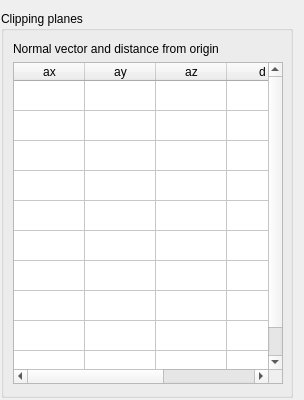
Before: the Qt Designer form HEN_HOUSE/egs++/view/clippingplanes.ui in nrc-cnrc/EGSnrc, drawn with Qt 5.
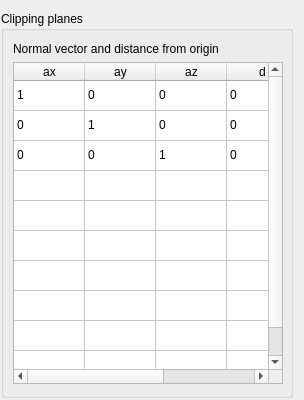
After: the same form once the commit is applied.

Commit message: Fix some egs_view gui display issues

The edit to the form file:
```diff
--- a/HEN_HOUSE/egs++/view/clippingplanes.ui
+++ b/HEN_HOUSE/egs++/view/clippingplanes.ui
@@ -181,6 +181,26 @@
           <string/>
          </property>
         </column>
+        <item row="0" column="0">
+         <property name="text">
+          <string>1</string>
+         </property>
+        </item>
+        <item row="0" column="1">
+         <property name="text">
+          <string>0</string>
+         </property>
+        </item>
+        <item row="0" column="2">
+         <property name="text">
+          <string>0</string>
+         </property>
+        </item>
+        <item row="0" column="3">
+         <property name="text">
+          <string>0</string>
+         </property>
+        </item>
         <item row="0" column="4">
          <property name="text">
           <string/>
@@ -195,12 +215,32 @@
           </brush>
          </property>
          <property name="checkState">
-          <enum>Checked</enum>
+          <enum>Unchecked</enum>
          </property>
          <property name="flags">
           <set>ItemIsUserCheckable|ItemIsEnabled</set>
          </property>
         </item>
+        <item row="1" column="0">
+         <property name="text">
+          <string>0</string>
+         </property>
+        </item>
+        <item row="1" column="1">
+         <property name="text">
+          <string>1</string>
+         </property>
+        </item>
+        <item row="1" column="2">
+         <property name="text">
+          <string>0</string>
+         </property>
+        </item>
+        <item row="1" column="3">
+         <property name="text">
+          <string>0</string>
+         </property>
+        </item>
         <item row="1" column="4">
          <property name="text">
           <string/>
@@ -215,12 +255,32 @@
           </brush>
          </property>
          <property name="checkState">
-          <enum>Checked</enum>
+          <enum>Unchecked</enum>
          </property>
          <property name="flags">
           <set>ItemIsUserCheckable|ItemIsEnabled</set>
          </property>
         </item>
+        <item row="2" column="0">
+         <property name="text">
+          <string>0</string>
+         </property>
+        </item>
+        <item row="2" column="1">
+         <property name="text">
+          <string>0</string>
+         </property>
+        </item>
+        <item row="2" column="2">
+         <property name="text">
+          <string>1</string>
+         </property>
+        </item>
+        <item row="2" column="3">
+         <property name="text">
+          <string>0</string>
+         </property>
+        </item>
         <item row="2" column="4">
          <property name="text">
           <string/>
@@ -235,7 +295,7 @@
           </brush>
          </property>
          <property name="checkState">
-          <enum>Checked</enum>
+          <enum>Unchecked</enum>
          </property>
          <property name="flags">
           <set>ItemIsUserCheckable|ItemIsEnabled</set>
```
Left out of the diff: 7 changed lines with no effect on the pictures. The commit also changes 3 other files.
